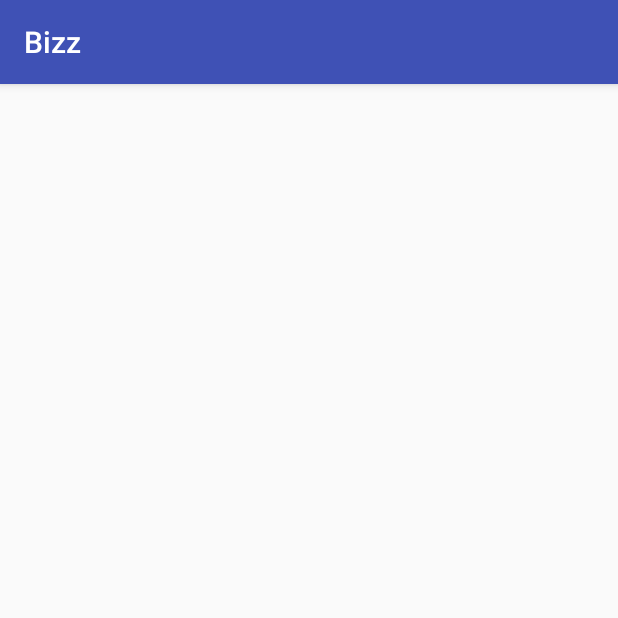
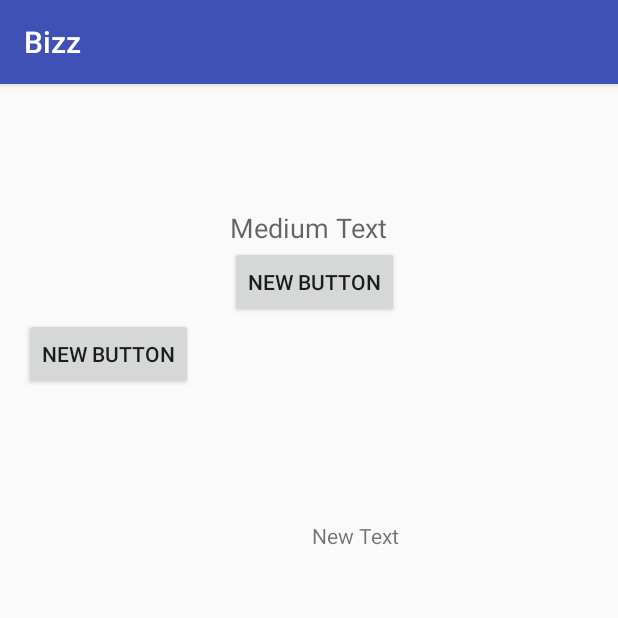
Before and after one commit to GraceJonn123/Bizner, an Android app: the Main2Activity screen opened directly, with no data from a screen before it, on a phone screen of 412 x 824 dp, the top half of it. Run offline under Robolectric (Android 15) with nearby library versions, the phone set to English and light mode, and no system bars.

```diff
--- a/app/build.gradle
+++ b/app/build.gradle
@@ -20,6 +20,7 @@ android {
 }
 repositories {
     mavenCentral()
+    maven { url 'http://dl.bintray.com/madcyph3r/maven/' }
 
 }
 
@@ -28,4 +29,8 @@ dependencies {
     testCompile 'junit:junit:4.12'
     compile 'com.android.support:appcompat-v7:23.2.0'
     compile 'com.github.paolorotolo:appintro:3.4.0'
+    compile 'de.madcyph3r:materialDrawer:2.0.0@aar'
+    compile 'com.android.support:appcompat-v7:21.0.3'
+    compile 'com.nineoldandroids:library:2.4.0'
+
 }
--- a/app/src/main/res/layout/activity_main2.xml
+++ b/app/src/main/res/layout/activity_main2.xml
@@ -9,4 +9,44 @@
     android:paddingTop="@dimen/activity_vertical_margin"
     tools:context="com.jijjy.grace.bizz.Main2Activity">
 
+    <TextView
+        android:layout_width="wrap_content"
+        android:layout_height="wrap_content"
+        android:textAppearance="?android:attr/textAppearanceMedium"
+        android:text="Medium Text"
+        android:id="@+id/textView3"
+        android:layout_alignParentTop="true"
+        android:layout_centerHorizontal="true"
+        android:layout_marginTop="67dp" />
+
+    <Button
+        style="?android:attr/buttonStyleSmall"
+        android:layout_width="wrap_content"
+        android:layout_height="wrap_content"
+        android:text="New Button"
+        android:id="@+id/button"
+        android:layout_below="@+id/textView3"
+        android:layout_alignLeft="@+id/textView3"
+        android:layout_alignStart="@+id/textView3" />
+
+    <Button
+        style="?android:attr/buttonStyleSmall"
+        android:layout_width="wrap_content"
+        android:layout_height="wrap_content"
+        android:text="New Button"
+        android:id="@+id/button2"
+        android:layout_below="@+id/button"
+        android:layout_alignParentLeft="true"
+        android:layout_alignParentStart="true" />
+
+    <TextView
+        android:layout_width="wrap_content"
+        android:layout_height="wrap_content"
+        android:text="New Text"
+        android:id="@+id/textView4"
+        android:layout_below="@+id/button2"
+        android:layout_alignRight="@+id/button"
+        android:layout_alignEnd="@+id/button"
+        android:layout_marginTop="87dp" />
+
 </RelativeLayout>
```
Also changed, not shown: app/src/main/AndroidManifest.xml (+7 -1 lines), app/src/main/java/com/jijjy/grace/bizz/App_Activity.java (+26 -29 lines), app/src/main/java/com/jijjy/grace/bizz/SampleSlide.java (+40 -1 lines), 1 other file.
